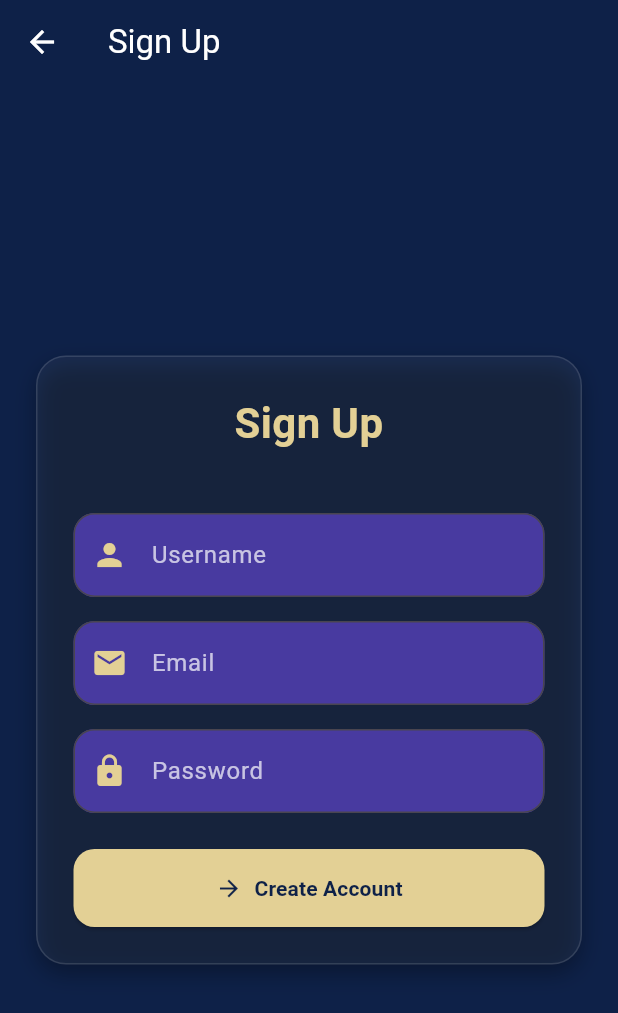
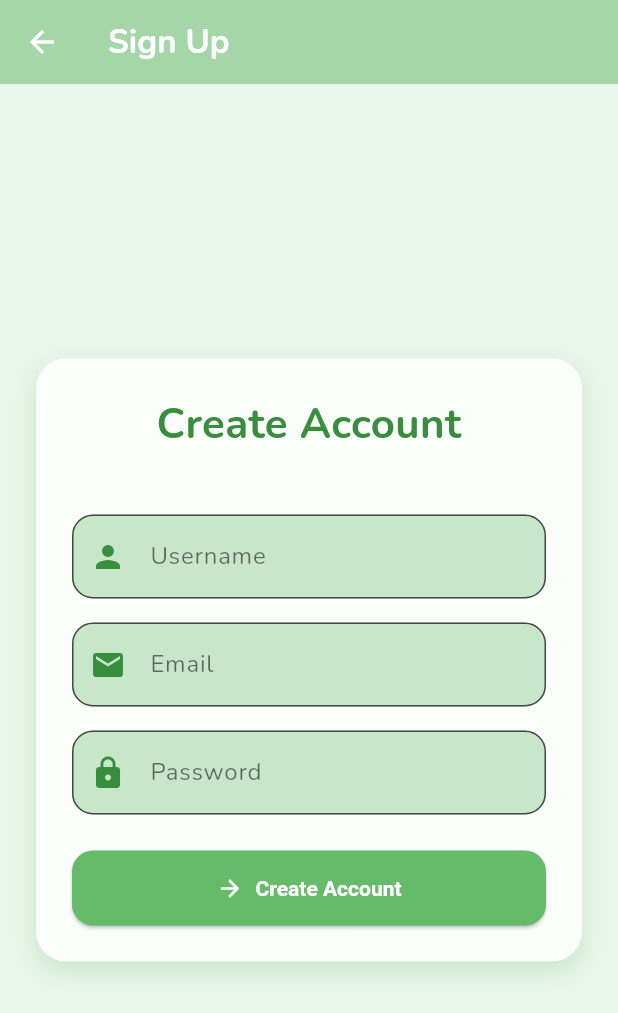
Before and after one commit to sall0908/todolist2, a Flutter app: the screen it shows after launch, after a tap on "Sign In", after a tap on "Belum punya akun? Daftar", on a phone screen of 412 x 824 dp. Shown: the top 1013 px of the screen. Run offline on Flutter 3.47's test engine with Material 3 defaults, Android fonts, the phone set to English and light mode, and no system bars; our stand-ins replace google_fonts, shared_preferences; network calls fail.

Commit message:
first commit

```diff
--- a/flutter_ui/lib/main.dart
+++ b/flutter_ui/lib/main.dart
@@ -1,4 +1,5 @@
 import 'package:flutter/material.dart';
+import 'package:google_fonts/google_fonts.dart';
 import 'signin_page.dart';
 
 void main() {
@@ -12,8 +13,42 @@ class MyApp extends StatelessWidget {
   Widget build(BuildContext context) {
     return MaterialApp(
       title: 'Flutter Laravel Auth',
+      debugShowCheckedModeBanner: false,
       theme: ThemeData(
-        primarySwatch: Colors.blue,
+        colorScheme: ColorScheme.fromSeed(
+          seedColor: const Color(0xFFA5D6A7), // Light green seed
+          brightness: Brightness.light,
+        ),
+        scaffoldBackgroundColor: const Color(0xFFE8F5E9), // Light green background
+        appBarTheme: const AppBarTheme(
+          backgroundColor: Color(0xFFA5D6A7), // AppBar green
+          foregroundColor: Colors.white,
+          elevation: 0,
+        ),
+        elevatedButtonTheme: ElevatedButtonThemeData(
+          style: ElevatedButton.styleFrom(
+            backgroundColor: const Color(0xFF388E3C), // Darker green button
+            foregroundColor: Colors.white,
+            textStyle: const TextStyle(fontWeight: FontWeight.bold),
+            shape: RoundedRectangleBorder(
+              borderRadius: BorderRadius.circular(12),
+            ),
+          ),
+        ),
+        inputDecorationTheme: InputDecorationTheme(
+          filled: true,
+          fillColor: const Color(0xFFC8E6C9), // Input field green
+          labelStyle: const TextStyle(color: Colors.black54),
+          floatingLabelStyle: const TextStyle(color: Color(0xFF388E3C)),
+          border: OutlineInputBorder(
+            borderRadius: BorderRadius.circular(14),
+          ),
+          focusedBorder: OutlineInputBorder(
+            borderRadius: BorderRadius.circular(14),
+            borderSide: const BorderSide(color: Color(0xFF388E3C)),
+          ),
+        ),
+        textTheme: GoogleFonts.nunitoTextTheme(), // Global Nunito font
       ),
       home: const SignInPage(),
     );
--- a/flutter_ui/lib/signin_page.dart
+++ b/flutter_ui/lib/signin_page.dart
@@ -16,7 +16,6 @@ class SignInPage extends StatefulWidget {
 class _SignInPageState extends State<SignInPage> {
   final emailController = TextEditingController();
   final passwordController = TextEditingController();
-
 
   bool loading = false;
   String error = '';
@@ -45,8 +44,6 @@ class _SignInPageState extends State<SignInPage> {
 
     if (response.statusCode == 200) {
       final data = jsonDecode(response.body);
-      print('Response body: $data');
-
       final userId = data['user']?['id'];
       final token = data['token'];
 
@@ -54,9 +51,6 @@ class _SignInPageState extends State<SignInPage> {
         final prefs = await SharedPreferences.getInstance();
         await prefs.setInt('id', userId);
         await prefs.setString('token', token);
-        await prefs.setString('token', data['token']);
-      } else {
-        print('User ID atau token tidak ditemukan');
       }
 
       ScaffoldMessenger.of(context).showSnackBar(
@@ -74,14 +68,12 @@ class _SignInPageState extends State<SignInPage> {
     }
   }
 
-
-
   @override
   Widget build(BuildContext context) {
     final isWideScreen = MediaQuery.of(context).size.width > 600;
 
     return Scaffold(
-            backgroundColor: const Color(0xFF0E2148),
+      backgroundColor: Colors.lightGreen[100],
       body: Center(
         child: SingleChildScrollView(
           padding: const EdgeInsets.all(24),
@@ -89,12 +81,12 @@ class _SignInPageState extends State<SignInPage> {
             width: isWideScreen ? 400 : double.infinity,
             padding: const EdgeInsets.all(24),
             decoration: BoxDecoration(
-                    color: Colors.white.withOpacity(0.05),
+              color: Colors.lightGreen[50],
               borderRadius: BorderRadius.circular(20),
-                    border: Border.all(color: Colors.white12),
+              border: Border.all(color: Colors.lightGreen.shade200),
               boxShadow: [
                 BoxShadow(
-                        color: Colors.black.withOpacity(0.3),
+                  color: Colors.greenAccent.withOpacity(0.2),
                   blurRadius: 12,
                   offset: const Offset(0, 6),
                 ),
@@ -103,12 +95,12 @@ class _SignInPageState extends State<SignInPage> {
             child: Column(
               crossAxisAlignment: CrossAxisAlignment.stretch,
               children: [
-                    const Text(
-                        'login',
+                Text(
+                  'Login',
                   style: TextStyle(
                     fontSize: 32,
-                        fontWeight: FontWeight.bold,
-                        color: Color(0xFFE3D095),
+                    fontWeight: FontWeight.w700,
+                    color: Colors.green[900],
                   ),
                   textAlign: TextAlign.center,
                 ),
@@ -122,13 +114,13 @@ class _SignInPageState extends State<SignInPage> {
                 const SizedBox(height: 16),
                 TextField(
                   controller: emailController,
-                        style: const TextStyle(color: Colors.white),
+                  style: const TextStyle(color: Colors.black87),
                   decoration: InputDecoration(
-                        prefixIcon: const Icon(Icons.email, color: Color(0xFFE3D095)),
+                    prefixIcon: Icon(Icons.email, color: Colors.green[700]),
                     labelText: 'Email',
-                        labelStyle: const TextStyle(color: Colors.white70),
+                    labelStyle: const TextStyle(color: Colors.black54),
                     filled: true,
-                        fillColor: const Color(0xFF483AA0),
+                    fillColor: Colors.lightGreen[100],
                     border: OutlineInputBorder(
                       borderRadius: BorderRadius.circular(14),
                     ),
@@ -138,13 +130,13 @@ class _SignInPageState extends State<SignInPage> {
                 TextField(
                   controller: passwordController,
                   obscureText: true,
-                        style: const TextStyle(color: Colors.white),
+                  style: const TextStyle(color: Colors.black87),
                   decoration: InputDecoration(
-                        prefixIcon: const Icon(Icons.lock, color: Color(0xFFE3D095)),
+                    prefixIcon: Icon(Icons.lock, color: Colors.green[700]),
                     labelText: 'Password',
-                        labelStyle: const TextStyle(color: Colors.white70),
+                    labelStyle: const TextStyle(color: Colors.black54),
                     filled: true,
-                        fillColor: const Color(0xFF483AA0),
+                    fillColor: Colors.lightGreen[100],
                     border: OutlineInputBorder(
                       borderRadius: BorderRadius.circular(14),
                     ),
@@ -152,11 +144,13 @@ class _SignInPageState extends State<SignInPage> {
                 ),
                 const SizedBox(height: 24),
                 loading
-                        ? const Center(child: CircularProgressIndicator(color: Color(0xFFE3D095)))
+                    ? const Center(
+                        child: CircularProgressIndicator(color: Colors.green),
+                      )
                     : ElevatedButton(
                         onPressed: signin,
                         style: ElevatedButton.styleFrom(
-                                backgroundColor: const Color(0xFFE3D095),
+                          backgroundColor: Colors.green,
                           padding: const EdgeInsets.symmetric(vertical: 16),
                           shape: RoundedRectangleBorder(
                             borderRadius: BorderRadius.circular(14),
@@ -166,8 +160,8 @@ class _SignInPageState extends State<SignInPage> {
                           'Sign In',
                           style: TextStyle(
                             fontSize: 16,
-                                color: Color(0xFF0E2148),
-                                fontWeight: FontWeight.bold,
+                            color: Colors.white,
+                            fontWeight: FontWeight.w600,
                           ),
                         ),
                       ),
@@ -181,7 +175,7 @@ class _SignInPageState extends State<SignInPage> {
                   },
                   child: const Text(
                     'Belum punya akun? Daftar',
-                        style: TextStyle(color: Colors.white70),
+                    style: TextStyle(color: Colors.green),
                   ),
                 ),
               ],
--- a/flutter_ui/lib/signup_page.dart
+++ b/flutter_ui/lib/signup_page.dart
@@ -58,11 +58,14 @@ class _SignUpPageState extends State<SignUpPage> {
     final isWideScreen = MediaQuery.of(context).size.width > 600;
 
     return Scaffold(
-        backgroundColor: const Color(0xFF0E2148),
+      backgroundColor: const Color(0xFFE8F5E9), // Light green background
       appBar: AppBar(
-        backgroundColor: const Color(0xFF0E2148),
+        backgroundColor: const Color(0xFFA5D6A7), // Green appbar
         elevation: 0,
-        title: const Text('Sign Up'),
+        title: const Text(
+          'Sign Up',
+          style: TextStyle(color: Colors.white, fontWeight: FontWeight.bold),
+        ),
         foregroundColor: Colors.white,
       ),
       body: Center(
@@ -72,12 +75,11 @@ class _SignUpPageState extends State<SignUpPage> {
             width: isWideScreen ? 400 : double.infinity,
             padding: const EdgeInsets.all(24),
             decoration: BoxDecoration(
-                color: Colors.white.withOpacity(0.05),
+              color: Colors.white.withOpacity(0.9),
               borderRadius: BorderRadius.circular(20),
-                border: Border.all(color: Colors.white12),
               boxShadow: [
                 BoxShadow(
-                    color: Colors.black.withOpacity(0.3),
+                  color: Colors.green.withOpacity(0.2),
                   blurRadius: 12,
                   offset: const Offset(0, 6),
                 ),
@@ -87,11 +89,11 @@ class _SignUpPageState extends State<SignUpPage> {
               crossAxisAlignment: CrossAxisAlignment.stretch,
               children: [
                 const Text(
-                    'Sign Up',
+                  'Create Account',
                   style: TextStyle(
                     fontSize: 28,
                     fontWeight: FontWeight.bold,
-                    color: Color(0xFFE3D095),
+                    color: Color(0xFF388E3C), // Deep green
                   ),
                   textAlign: TextAlign.center,
                 ),
@@ -107,20 +109,20 @@ class _SignUpPageState extends State<SignUpPage> {
                 // Username
                 TextField(
                   controller: usernameController,
-                    style: const TextStyle(color: Colors.white),
+                  style: const TextStyle(color: Colors.black87),
                   decoration: InputDecoration(
-                    prefixIcon: const Icon(Icons.person, color: Color(0xFFE3D095)),
+                    prefixIcon: const Icon(Icons.person, color: Color(0xFF388E3C)),
                     labelText: 'Username',
-                    labelStyle: const TextStyle(color: Colors.white70),
-                    floatingLabelStyle: const TextStyle(color: Color(0xFFE3D095)),
+                    labelStyle: const TextStyle(color: Colors.black54),
+                    floatingLabelStyle: const TextStyle(color: Color(0xFF388E3C)),
                     filled: true,
-                    fillColor: const Color(0xFF483AA0),
+                    fillColor: const Color(0xFFC8E6C9),
                     border: OutlineInputBorder(
                       borderRadius: BorderRadius.circular(14),
                     ),
                     focusedBorder: OutlineInputBorder(
                       borderRadius: BorderRadius.circular(14),
-                        borderSide: const BorderSide(color: Color(0xFFE3D095)),
+                      borderSide: const BorderSide(color: Color(0xFF388E3C)),
                     ),
                   ),
                 ),
@@ -129,20 +131,20 @@ class _SignUpPageState extends State<SignUpPage> {
                 // Email
                 TextField(
                   controller: emailController,
-                    style: const TextStyle(color: Colors.white),
+                  style: const TextStyle(color: Colors.black87),
                   decoration: InputDecoration(
-                    prefixIcon: const Icon(Icons.email, color: Color(0xFFE3D095)),
+                    prefixIcon: const Icon(Icons.email, color: Color(0xFF388E3C)),
                     labelText: 'Email',
-                    labelStyle: const TextStyle(color: Colors.white70),
-                    floatingLabelStyle: const TextStyle(color: Color(0xFFE3D095)),
+                    labelStyle: const TextStyle(color: Colors.black54),
+                    floatingLabelStyle: const TextStyle(color: Color(0xFF388E3C)),
                     filled: true,
-                    fillColor: const Color(0xFF483AA0),
+                    fillColor: const Color(0xFFC8E6C9),
                     border: OutlineInputBorder(
                       borderRadius: BorderRadius.circular(14),
                     ),
                     focusedBorder: OutlineInputBorder(
                       borderRadius: BorderRadius.circular(14),
-                        borderSide: const BorderSide(color: Color(0xFFE3D095)),
+                      borderSide: const BorderSide(color: Color(0xFF388E3C)),
                     ),
                   ),
                 ),
@@ -152,20 +154,20 @@ class _SignUpPageState extends State<SignUpPage> {
                 TextField(
                   controller: passwordController,
                   obscureText: true,
-                    style: const TextStyle(color: Colors.white),
+                  style: const TextStyle(color: Colors.black87),
                   decoration: InputDecoration(
-                    prefixIcon: const Icon(Icons.lock, color: Color(0xFFE3D095)),
+                    prefixIcon: const Icon(Icons.lock, color: Color(0xFF388E3C)),
                     labelText: 'Password',
-                    labelStyle: const TextStyle(color: Colors.white70),
-                    floatingLabelStyle: const TextStyle(color: Color(0xFFE3D095)),
+                    labelStyle: const TextStyle(color: Colors.black54),
+                    floatingLabelStyle: const TextStyle(color: Color(0xFF388E3C)),
                     filled: true,
-                    fillColor: const Color(0xFF483AA0),
+                    fillColor: const Color(0xFFC8E6C9),
                     border: OutlineInputBorder(
                       borderRadius: BorderRadius.circular(14),
                     ),
                     focusedBorder: OutlineInputBorder(
                       borderRadius: BorderRadius.circular(14),
-                        borderSide: const BorderSide(color: Color(0xFFE3D095)),
+                      borderSide: const BorderSide(color: Color(0xFF388E3C)),
                     ),
                   ),
                 ),
@@ -173,19 +175,19 @@ class _SignUpPageState extends State<SignUpPage> {
 
                 // Submit button
                 loading
-                    ? const Center(child: CircularProgressIndicator(color: Color(0xFFE3D095)))
+                    ? const Center(child: CircularProgressIndicator(color: Color(0xFF388E3C)))
                     : ElevatedButton.icon(
                         onPressed: signup,
-                        icon: const Icon(Icons.arrow_forward, color: Color(0xFF0E2148)),
+                        icon: const Icon(Icons.arrow_forward, color: Colors.white),
                         label: const Text(
                           'Create Account',
                           style: TextStyle(
                             fontWeight: FontWeight.bold,
-                            color: Color(0xFF0E2148),
+                            color: Colors.white,
                           ),
                         ),
                         style: ElevatedButton.styleFrom(
-                            backgroundColor: const Color(0xFFE3D095),
+                          backgroundColor: const Color(0xFF66BB6A),
                           padding: const EdgeInsets.symmetric(vertical: 16),
                           shape: RoundedRectangleBorder(
                             borderRadius: BorderRadius.circular(14),
--- a/flutter_ui/pubspec.yaml
+++ b/flutter_ui/pubspec.yaml
@@ -30,6 +30,7 @@ environment:
 dependencies:
   flutter:
     sdk: flutter
+  google_fonts: ^6.1.0
 
   # The following adds the Cupertino Icons font to your application.
   # Use with the CupertinoIcons class for iOS style icons.
@@ -38,7 +39,7 @@ dependencies:
 dev_dependencies:
   flutter_test:
     sdk: flutter
-  http: ^0.13.5
+  http: ^1.4.0
   shared_preferences: ^2.2.2
   flutter_native_splash: ^2.4.0
 
@@ -91,7 +92,7 @@ flutter:
   # For details regarding fonts from package dependencies,
   # see https://flutter.dev/to/font-from-package
 flutter_native_splash:
-  color: "#0E2148"
+  color: "#87CEEB"
   image: lib/asset/logo.png
   android: true
   ios: true
```
Also changed, not shown: flutter_ui/lib/create.dart (+43 -43 lines), flutter_ui/lib/edit.dart (+23 -23 lines), flutter_ui/lib/list.dart (+21 -22 lines), flutter_ui/lib/asset/logo.png, flutter_ui/pubspec.lock, 23 other files. Lines whose indentation alone changed are shown as unchanged.
